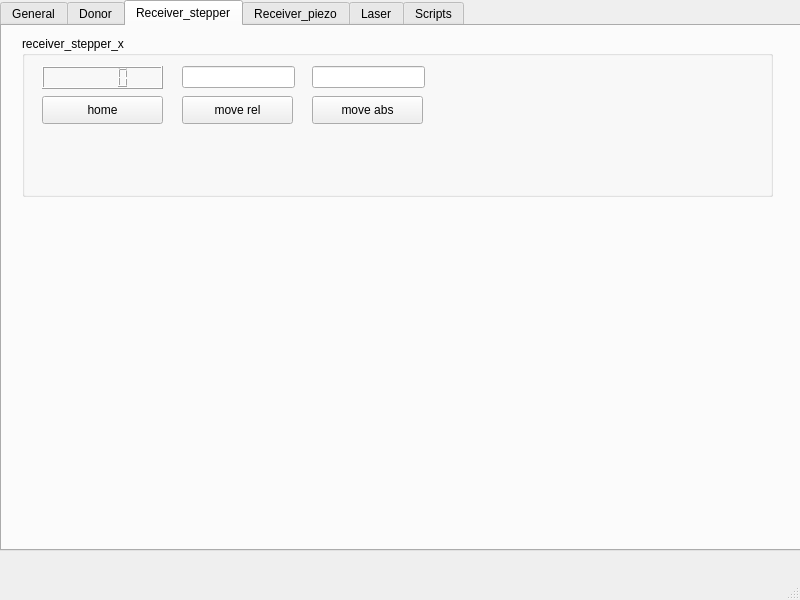
rp100057/UT_GUI, file Qt_interface/LIFT_GUI.ui: the form before one commit.
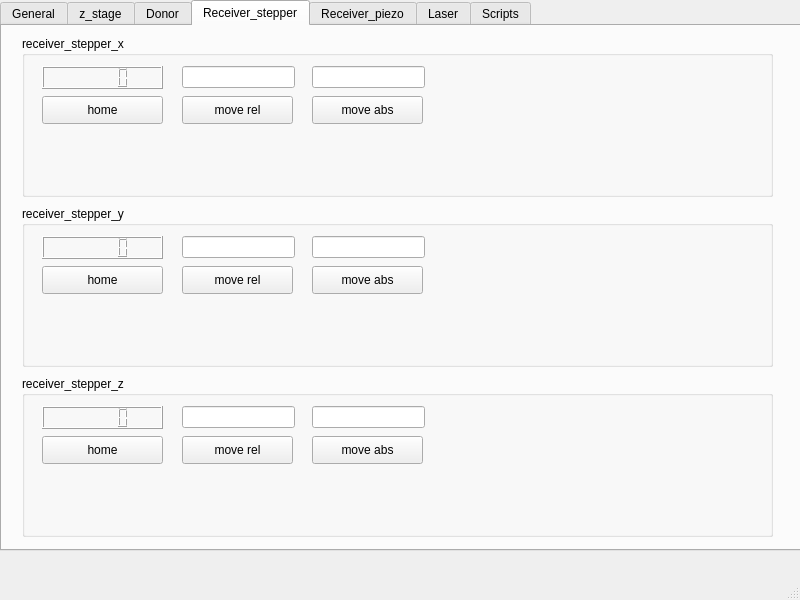
The form after the commit.

Commit message:
Pi_stages
luigis stuff

```diff
--- a/Qt_interface/LIFT_GUI.ui
+++ b/Qt_interface/LIFT_GUI.ui
@@ -31,6 +31,93 @@
       <string>General</string>
      </attribute>
     </widget>
+    <widget class="QWidget" name="tab_z_stage">
+     <attribute name="title">
+      <string>z_stage</string>
+     </attribute>
+     <widget class="QGroupBox" name="groupBox_z_stage">
+      <property name="geometry">
+       <rect>
+        <x>20</x>
+        <y>10</y>
+        <width>751</width>
+        <height>161</height>
+       </rect>
+      </property>
+      <property name="title">
+       <string>z_stage</string>
+      </property>
+      <widget class="QLCDNumber" name="lcdNumber_z_stage">
+       <property name="geometry">
+        <rect>
+         <x>20</x>
+         <y>30</y>
+         <width>121</width>
+         <height>23</height>
+        </rect>
+       </property>
+      </widget>
+      <widget class="QPushButton" name="pushButton_z_stage_home">
+       <property name="geometry">
+        <rect>
+         <x>20</x>
+         <y>60</y>
+         <width>121</width>
+         <height>28</height>
+        </rect>
+       </property>
+       <property name="text">
+        <string>home</string>
+       </property>
+      </widget>
+      <widget class="QPushButton" name="pushButton_z_stage_move_rel">
+       <property name="geometry">
+        <rect>
+         <x>160</x>
+         <y>60</y>
+         <width>111</width>
+         <height>28</height>
+        </rect>
+       </property>
+       <property name="text">
+        <string>move rel</string>
+       </property>
+      </widget>
+      <widget class="QLineEdit" name="lineEdit_z_stage_move_rel">
+       <property name="geometry">
+        <rect>
+         <x>160</x>
+         <y>30</y>
+         <width>113</width>
+         <height>22</height>
+        </rect>
+       </property>
+      </widget>
+      <widget class="QLineEdit" name="lineEdit_z_stage_move_abs">
+       <property name="geometry">
+        <rect>
+         <x>290</x>
+         <y>30</y>
+         <width>113</width>
+         <height>22</height>
+        </rect>
+       </property>
+      </widget>
+      <widget class="QPushButton" name="pushButton_z_stage_move_abs">
+       <property name="geometry">
+        <rect>
+         <x>290</x>
+         <y>60</y>
+         <width>111</width>
+         <height>28</height>
+        </rect>
+       </property>
+       <property name="text">
+        <string>move abs</string>
+       </property>
+      </widget>
+     </widget>
+    </widget>
     <widget class="QWidget" name="tab_donor">
      <attribute name="title">
       <string>Donor</string>
@@ -122,6 +209,170 @@
        </property>
       </widget>
      </widget>
+     <widget class="QGroupBox" name="groupBox_receiver_stepper_y">
+      <property name="geometry">
+       <rect>
+        <x>20</x>
+        <y>180</y>
+        <width>751</width>
+        <height>161</height>
+       </rect>
+      </property>
+      <property name="title">
+       <string>receiver_stepper_y</string>
+      </property>
+      <widget class="QLCDNumber" name="lcdNumber_receiver_stepper_y">
+       <property name="geometry">
+        <rect>
+         <x>20</x>
+         <y>30</y>
+         <width>121</width>
+         <height>23</height>
+        </rect>
+       </property>
+      </widget>
+      <widget class="QPushButton" name="pushButton_receiver_stepper_y_home">
+       <property name="geometry">
+        <rect>
+         <x>20</x>
+         <y>60</y>
+         <width>121</width>
+         <height>28</height>
+        </rect>
+       </property>
+       <property name="text">
+        <string>home</string>
+       </property>
+      </widget>
+      <widget class="QPushButton" name="pushButton_receiver_stepper_y_move_rel">
+       <property name="geometry">
+        <rect>
+         <x>160</x>
+         <y>60</y>
+         <width>111</width>
+         <height>28</height>
+        </rect>
+       </property>
+       <property name="text">
+        <string>move rel</string>
+       </property>
+      </widget>
+      <widget class="QLineEdit" name="lineEdit_receiver_stepper_y_move_rel">
+       <property name="geometry">
+        <rect>
+         <x>160</x>
+         <y>30</y>
+         <width>113</width>
+         <height>22</height>
+        </rect>
+       </property>
+      </widget>
+      <widget class="QLineEdit" name="lineEdit_receiver_stepper_y_move_abs">
+       <property name="geometry">
+        <rect>
+         <x>290</x>
+         <y>30</y>
+         <width>113</width>
+         <height>22</height>
+        </rect>
+       </property>
+      </widget>
+      <widget class="QPushButton" name="pushButton_receiver_stepper_y_move_abs">
+       <property name="geometry">
+        <rect>
+         <x>290</x>
+         <y>60</y>
+         <width>111</width>
+         <height>28</height>
+        </rect>
+       </property>
+       <property name="text">
+        <string>move abs</string>
+       </property>
+      </widget>
+     </widget>
+     <widget class="QGroupBox" name="groupBox_receiver_stepper_z">
+      <property name="geometry">
+       <rect>
+        <x>20</x>
+        <y>350</y>
+        <width>751</width>
+        <height>161</height>
+       </rect>
+      </property>
+      <property name="title">
+       <string>receiver_stepper_z</string>
+      </property>
+      <widget class="QLCDNumber" name="lcdNumber_receiver_stepper_z">
+       <property name="geometry">
+        <rect>
+         <x>20</x>
+         <y>30</y>
+         <width>121</width>
+         <height>23</height>
+        </rect>
+       </property>
+      </widget>
+      <widget class="QPushButton" name="pushButton_receiver_stepper_z_home">
+       <property name="geometry">
+        <rect>
+         <x>20</x>
+         <y>60</y>
+         <width>121</width>
+         <height>28</height>
+        </rect>
+       </property>
+       <property name="text">
+        <string>home</string>
+       </property>
+      </widget>
+      <widget class="QPushButton" name="pushButton_receiver_stepper_z_move_rel">
+       <property name="geometry">
+        <rect>
+         <x>160</x>
+         <y>60</y>
+         <width>111</width>
+         <height>28</height>
+        </rect>
+       </property>
+       <property name="text">
+        <string>move rel</string>
+       </property>
+      </widget>
+      <widget class="QLineEdit" name="lineEdit_receiver_stepper_z_move_rel">
+       <property name="geometry">
+        <rect>
+         <x>160</x>
+         <y>30</y>
+         <width>113</width>
+         <height>22</height>
+        </rect>
+       </property>
+      </widget>
+      <widget class="QLineEdit" name="lineEdit_receiver_stepper_z_move_abs">
+       <property name="geometry">
+        <rect>
+         <x>290</x>
+         <y>30</y>
+         <width>113</width>
+         <height>22</height>
+        </rect>
+       </property>
+      </widget>
+      <widget class="QPushButton" name="pushButton_receiver_stepper_z_move_abs">
+       <property name="geometry">
+        <rect>
+         <x>290</x>
+         <y>60</y>
+         <width>111</width>
+         <height>28</height>
+        </rect>
+       </property>
+       <property name="text">
+        <string>move abs</string>
+       </property>
+      </widget>
+     </widget>
     </widget>
     <widget class="QWidget" name="tab_receiver_piezo">
      <attribute name="title">
```
Left out of the diff: 168 changed lines with no effect on the pictures. The commit also changes 19 other files.
